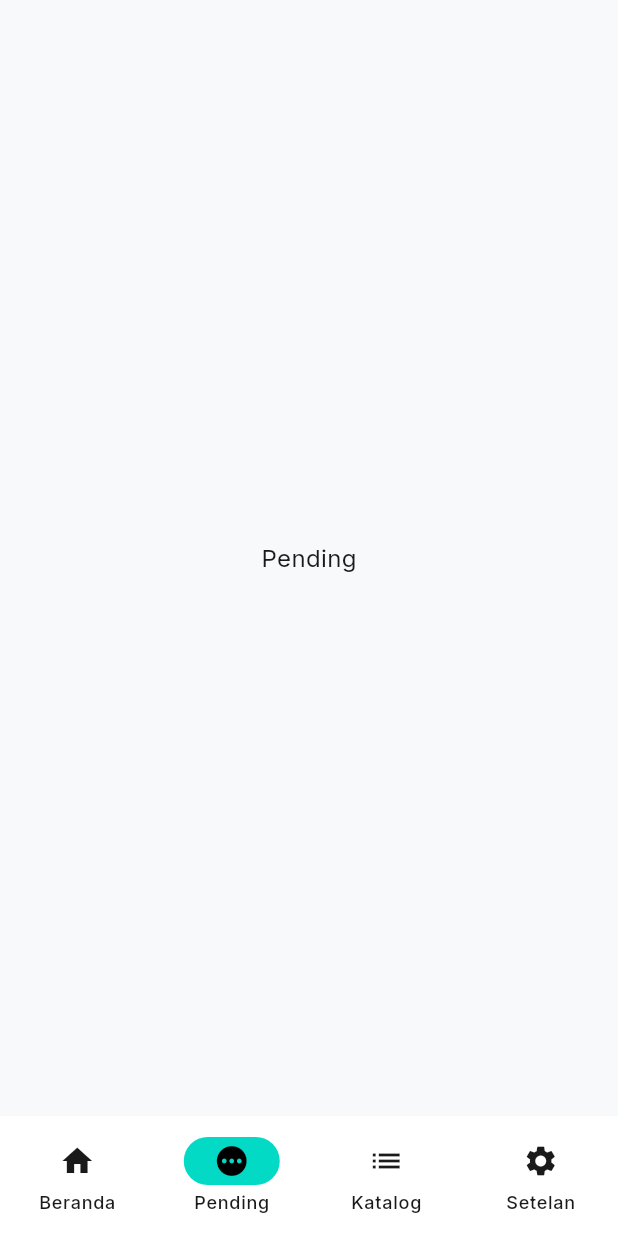
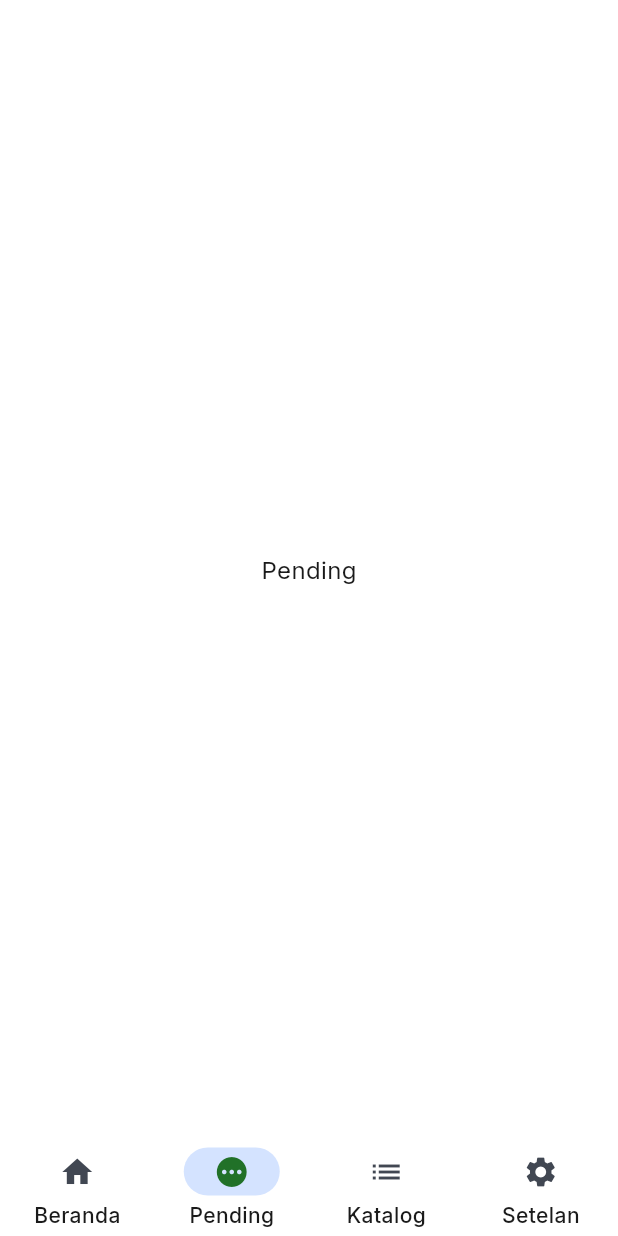
Before and after one commit to Hasban-Fardani/warung-pintar_gemma-4-good-hackathon, a Flutter app: the screen it shows after launch, item 2 of the bottom bar chosen, on a phone screen of 412 x 824 dp. Run offline on Flutter 3.47's test engine with Material 3 defaults, Android fonts, the phone set to English and light mode, and no system bars; our stand-ins replace flutter_riverpod, get_it, go_router, google_fonts, injectable.

Commit message:
feat: ACT-08 - enhance app_theme.dart with full DESIGN.md typography and token scale

```diff
--- a/lib/core/theme/app_theme.dart
+++ b/lib/core/theme/app_theme.dart
@@ -1,48 +1,199 @@
-
 import 'package:flutter/material.dart';
 import 'package:google_fonts/google_fonts.dart';
 
+import '../constant/app_colors.dart';
+
+/// App theme built from @docs/DESIGN.md tokens.
+/// Font: Inter (DESIGN.md single source of truth).
+/// Touch targets: 48dp minimum (PRD §12.1).
+/// Numerics: tabular-nums for all monetary displays.
 class AppTheme {
+  AppTheme._();
+
+  // ── Spacing tokens (DESIGN.md §spacing) ──
+  static const double spacingUnit = 8;
+  static const double marginPage = 16;
+  static const double gutter = 16;
+  static const double touchTargetMin = 48;
+  static const double stackSm = 8;
+  static const double stackMd = 16;
+  static const double stackLg = 24;
+
+  // ── Shape tokens (DESIGN.md §rounded) ──
+  static const double radiusSm = 2;
+  static const double radiusDefault = 4;
+  static const double radiusMd = 6;
+  static const double radiusLg = 8;
+  static const double radiusXl = 12;
+
   static ThemeData get lightTheme {
+    final textTheme = _buildTextTheme();
+
     return ThemeData(
+      useMaterial3: true,
       colorScheme: const ColorScheme.light(
-        primary: Color(0xFF005DAC),
-        onPrimary: Color(0xFFFFFFFF),
-        surface: Color(0xFFFFFFFF),
-        onSurface: Color(0xFF1A1A1A),
-        error: Color(0xFFC62828),
+        primary: AppColors.primary,
+        onPrimary: AppColors.onPrimary,
+        primaryContainer: AppColors.primaryContainer,
+        onPrimaryContainer: AppColors.onPrimaryContainer,
+        secondary: AppColors.secondary,
+        onSecondary: AppColors.onSecondary,
+        secondaryContainer: AppColors.secondaryContainer,
+        onSecondaryContainer: AppColors.onSecondaryContainer,
+        tertiary: AppColors.tertiary,
+        onTertiary: AppColors.onTertiary,
+        tertiaryContainer: AppColors.tertiaryContainer,
+        onTertiaryContainer: AppColors.onTertiaryContainer,
+        error: AppColors.error,
+        onError: AppColors.onError,
+        errorContainer: AppColors.errorContainer,
+        onErrorContainer: AppColors.onErrorContainer,
+        surface: AppColors.surfaceContainerLowest,
+        onSurface: AppColors.onSurface,
+        onSurfaceVariant: AppColors.onSurfaceVariant,
+        outline: AppColors.outline,
+        outlineVariant: AppColors.outlineVariant,
+        inverseSurface: AppColors.inverseSurface,
+        onInverseSurface: AppColors.inverseOnSurface,
+        inversePrimary: AppColors.inversePrimary,
+        surfaceTint: AppColors.surfaceTint,
       ),
-      scaffoldBackgroundColor: const Color(0xFFF8F9FA),
-      textTheme: GoogleFonts.interTextTheme().copyWith(
-        bodyMedium: GoogleFonts.inter(
-          fontSize: 16,
-          height: 1.5,
-          color: const Color(0xFF1A1A1A)
-        ),
-        labelLarge: GoogleFonts.inter(
-          fontSize: 16,
-          fontWeight: FontWeight.w600
-        ),
-        displayMedium: GoogleFonts.inter(
-          fontSize: 24,
-          fontFeatures: const [FontFeature.tabularFigures()],
+      scaffoldBackgroundColor: AppColors.surfaceContainerLowest,
+      textTheme: textTheme,
+      elevatedButtonTheme: ElevatedButtonThemeData(
+        style: ElevatedButton.styleFrom(
+          minimumSize: const Size(touchTargetMin, touchTargetMin),
+          backgroundColor: AppColors.primaryContainer,
+          foregroundColor: AppColors.onPrimaryContainer,
+          shape: RoundedRectangleBorder(
+            borderRadius: BorderRadius.circular(radiusDefault),
+          ),
+          textStyle: textTheme.labelLarge,
         ),
       ),
-      elevatedButtonTheme: ElevatedButtonThemeData(
-        style: ElevatedButton.styleFrom(
-          minimumSize: const Size(48, 48), // 48dp touch targets
-          backgroundColor: const Color(0xFF1976D2),
-          foregroundColor: const Color(0xFFFFFFFF),
-          shape: RoundedRectangleBorder(borderRadius: BorderRadius.circular(4)),
+      outlinedButtonTheme: OutlinedButtonThemeData(
+        style: OutlinedButton.styleFrom(
+          minimumSize: const Size(touchTargetMin, touchTargetMin),
+          side: const BorderSide(color: AppColors.cardBorder),
+          shape: RoundedRectangleBorder(
+            borderRadius: BorderRadius.circular(radiusDefault),
+          ),
+          textStyle: textTheme.labelLarge,
         ),
       ),
       iconButtonTheme: IconButtonThemeData(
         style: IconButton.styleFrom(
-          minimumSize: const Size(48, 48), // 48dp touch targets
+          minimumSize: const Size(touchTargetMin, touchTargetMin),
         ),
       ),
       checkboxTheme: const CheckboxThemeData(
-        splashRadius: 24, // Touch target 48
+        splashRadius: 24,
+      ),
+      inputDecorationTheme: InputDecorationTheme(
+        contentPadding: const EdgeInsets.all(marginPage),
+        border: OutlineInputBorder(
+          borderSide: const BorderSide(color: AppColors.cardBorder),
+          borderRadius: BorderRadius.circular(radiusDefault),
+        ),
+        enabledBorder: OutlineInputBorder(
+          borderSide: const BorderSide(color: AppColors.cardBorder),
+          borderRadius: BorderRadius.circular(radiusDefault),
+        ),
+        labelStyle: textTheme.bodyMedium,
+        floatingLabelBehavior: FloatingLabelBehavior.always,
+      ),
+      cardTheme: CardThemeData(
+        elevation: 0,
+        shape: RoundedRectangleBorder(
+          borderRadius: BorderRadius.circular(radiusLg),
+          side: const BorderSide(color: AppColors.cardBorder, width: 0.5),
+        ),
+        color: AppColors.surfaceContainerLowest,
+      ),
+      dividerTheme: const DividerThemeData(
+        thickness: 1,
+        color: AppColors.cardBorder,
+      ),
+      navigationBarTheme: NavigationBarThemeData(
+        height: 64,
+        indicatorColor: AppColors.primaryFixed,
+        labelTextStyle: WidgetStatePropertyAll(textTheme.labelMedium),
+      ),
+      bottomSheetTheme: const BottomSheetThemeData(
+        shape: RoundedRectangleBorder(
+          borderRadius: BorderRadius.vertical(
+            top: Radius.circular(radiusXl),
+          ),
+        ),
+        backgroundColor: AppColors.surfaceContainerLowest,
+      ),
+    );
+  }
+
+  /// Build complete typography scale from DESIGN.md §typography.
+  /// All sizes use Inter. Minimum body text = 16px.
+  static TextTheme _buildTextTheme() {
+    return TextTheme(
+      // headline-lg: 28px / 700 / 36px line / -0.02em
+      headlineLarge: GoogleFonts.inter(
+        fontSize: 28,
+        fontWeight: FontWeight.w700,
+        height: 36 / 28,
+        letterSpacing: -0.56,
+        color: AppColors.textPrimary,
+      ),
+      // headline-md: 24px / 700 / 32px / -0.01em
+      headlineMedium: GoogleFonts.inter(
+        fontSize: 24,
+        fontWeight: FontWeight.w700,
+        height: 32 / 24,
+        letterSpacing: -0.24,
+        color: AppColors.textPrimary,
+      ),
+      // headline-sm: 20px / 600 / 28px
+      headlineSmall: GoogleFonts.inter(
+        fontSize: 20,
+        fontWeight: FontWeight.w600,
+        height: 28 / 20,
+        color: AppColors.textPrimary,
+      ),
+      // body-lg: 18px / 400 / 26px
+      bodyLarge: GoogleFonts.inter(
+        fontSize: 18,
+        fontWeight: FontWeight.w400,
+        height: 26 / 18,
+        color: AppColors.textPrimary,
+      ),
+      // body-md: 16px / 400 / 24px (minimum body size)
+      bodyMedium: GoogleFonts.inter(
+        fontSize: 16,
+        fontWeight: FontWeight.w400,
+        height: 24 / 16,
+        color: AppColors.textPrimary,
+      ),
+      // label-lg: 16px / 600 / 20px / 0.01em
+      labelLarge: GoogleFonts.inter(
+        fontSize: 16,
+        fontWeight: FontWeight.w600,
+        height: 20 / 16,
+        letterSpacing: 0.16,
+        color: AppColors.textPrimary,
+      ),
+      // label-md: 14px / 500 / 18px / 0.02em
+      labelMedium: GoogleFonts.inter(
+        fontSize: 14,
+        fontWeight: FontWeight.w500,
+        height: 18 / 14,
+        letterSpacing: 0.28,
+        color: AppColors.textPrimary,
+      ),
+      // Numeric display — tabular-nums (PRD §12.7)
+      displayMedium: GoogleFonts.inter(
+        fontSize: 24,
+        fontWeight: FontWeight.w700,
+        height: 32 / 24,
+        color: AppColors.textPrimary,
+        fontFeatures: const [FontFeature.tabularFigures()],
       ),
     );
   }
```
